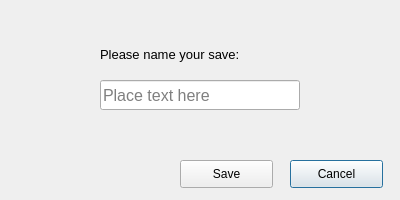
This is BigPythonEnergy/ui/saveMenu.ui in mucsci-students/2023fa-420-BigPythonEnergy as Qt 5 draws it before an edit. The edited form follows.
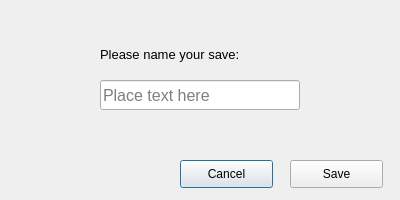
This is the edited form. Icons and pictures are not drawn.

Diff of the .ui file:
```diff
--- a/BigPythonEnergy/ui/saveMenu.ui
+++ b/BigPythonEnergy/ui/saveMenu.ui
@@ -47,7 +47,7 @@
   <widget class="QPushButton" name="cancelButton">
    <property name="geometry">
     <rect>
-     <x>290</x>
+     <x>180</x>
      <y>160</y>
      <width>93</width>
      <height>28</height>
@@ -60,7 +60,7 @@
   <widget class="QPushButton" name="saveButton">
    <property name="geometry">
     <rect>
-     <x>180</x>
+     <x>290</x>
      <y>160</y>
      <width>93</width>
      <height>28</height>
```
